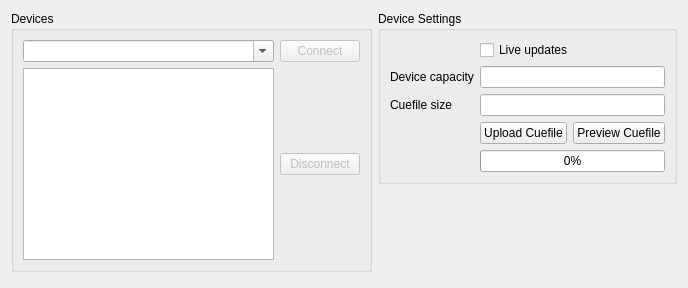
Qt form src/widget/devicecontrolwidget.ui (8bitbuddhist/PixelMaestro-Studio) before a commit.
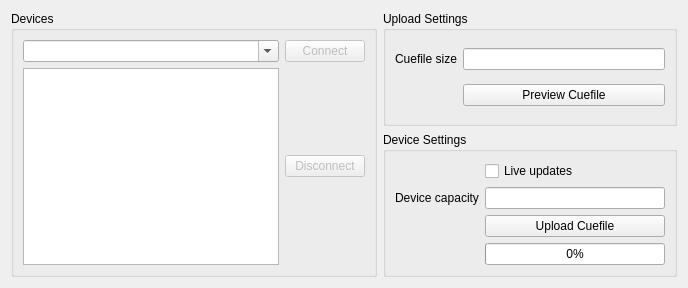
The same form after that commit.

Commit message: CueInterpreter - Fixed output of certain Cues. DeviceControlWidget - Moved "Preview Cue" button to separate group box. MaestroControlWidget - Changed Animation `Refresh Interval` to `Cycle Interval`.

Diff of the .ui file:
```diff
--- a/src/widget/devicecontrolwidget.ui
+++ b/src/widget/devicecontrolwidget.ui
@@ -14,19 +14,42 @@
    <string>Form</string>
   </property>
   <layout class="QGridLayout" name="gridLayout">
-   <item row="0" column="1" alignment="Qt::AlignTop">
+   <item row="0" column="1">
+    <widget class="QGroupBox" name="groupBox">
+     <property name="title">
+      <string>Upload Settings</string>
+     </property>
+     <layout class="QGridLayout" name="gridLayout_4">
+      <item row="0" column="0">
+       <widget class="QLabel" name="label">
+        <property name="text">
+         <string>Cuefile size</string>
+        </property>
+       </widget>
+      </item>
+      <item row="0" column="1">
+       <widget class="QLineEdit" name="configSizeLineEdit">
+        <property name="readOnly">
+         <bool>true</bool>
+        </property>
+       </widget>
+      </item>
+      <item row="1" column="1">
+       <widget class="QPushButton" name="interpretCuePushButton">
+        <property name="text">
+         <string>Preview Cuefile</string>
+        </property>
+       </widget>
+      </item>
+     </layout>
+    </widget>
+   </item>
+   <item row="1" column="1">
     <widget class="QGroupBox" name="deviceSettingsGroupBox">
      <property name="title">
       <string>Device Settings</string>
      </property>
      <layout class="QGridLayout" name="gridLayout_3">
-      <item row="4" column="0">
-       <widget class="QLabel" name="label">
-        <property name="text">
-         <string>Cuefile size</string>
-        </property>
-       </widget>
-      </item>
       <item row="8" column="1">
        <widget class="QProgressBar" name="uploadProgressBar">
         <property name="value">
@@ -40,13 +63,6 @@
       <item row="3" column="1">
        <widget class="QLineEdit" name="capacityLineEdit"/>
       </item>
-      <item row="4" column="1">
-       <widget class="QLineEdit" name="configSizeLineEdit">
-        <property name="readOnly">
-         <bool>true</bool>
-        </property>
-       </widget>
-      </item>
       <item row="3" column="0">
        <widget class="QLabel" name="label_2">
         <property name="text">
@@ -64,28 +80,17 @@
         </property>
        </widget>
       </item>
-      <item row="6" column="1">
-       <layout class="QHBoxLayout" name="cuefileLayout">
-        <item>
-         <widget class="QPushButton" name="sendPushButton">
-          <property name="text">
-           <string>Upload Cuefile</string>
-          </property>
-         </widget>
-        </item>
-        <item>
-         <widget class="QPushButton" name="interpretCuePushButton">
-          <property name="text">
-           <string>Preview Cuefile</string>
-          </property>
-         </widget>
-        </item>
-       </layout>
+      <item row="4" column="1">
+       <widget class="QPushButton" name="sendPushButton">
+        <property name="text">
+         <string>Upload Cuefile</string>
+        </property>
+       </widget>
       </item>
      </layout>
     </widget>
    </item>
-   <item row="0" column="0" alignment="Qt::AlignTop">
+   <item row="0" column="0" rowspan="2">
     <widget class="QGroupBox" name="deviceListGroupBox">
      <property name="title">
       <string>Devices</string>
```
The commit also changes 5 other files.
